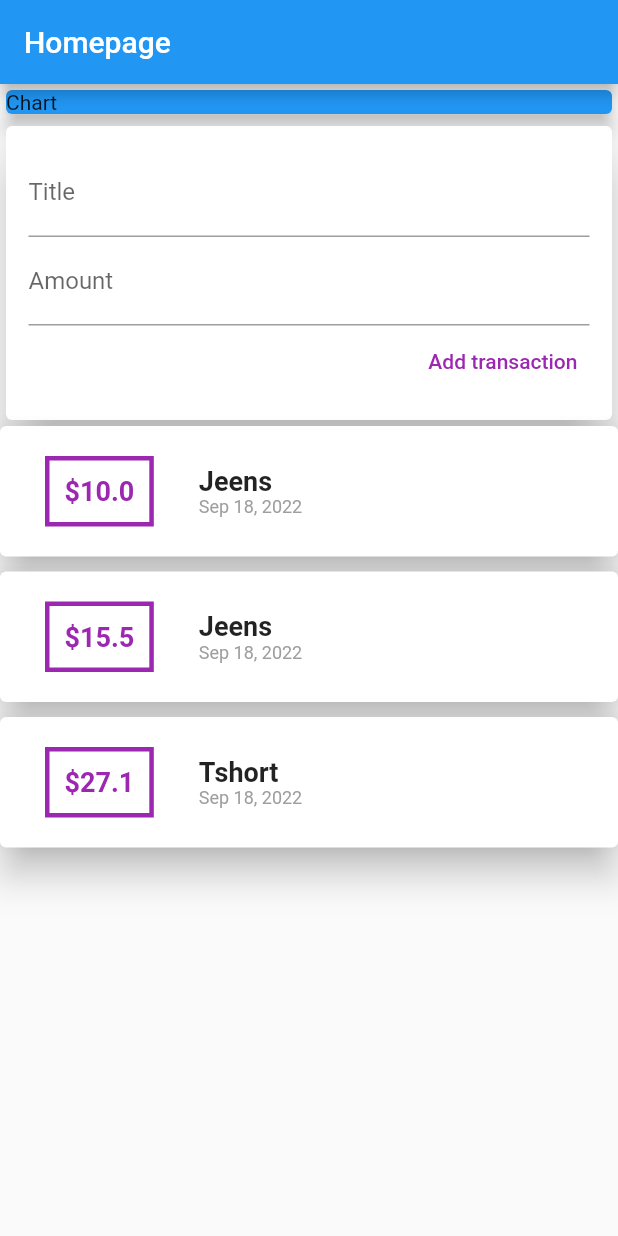
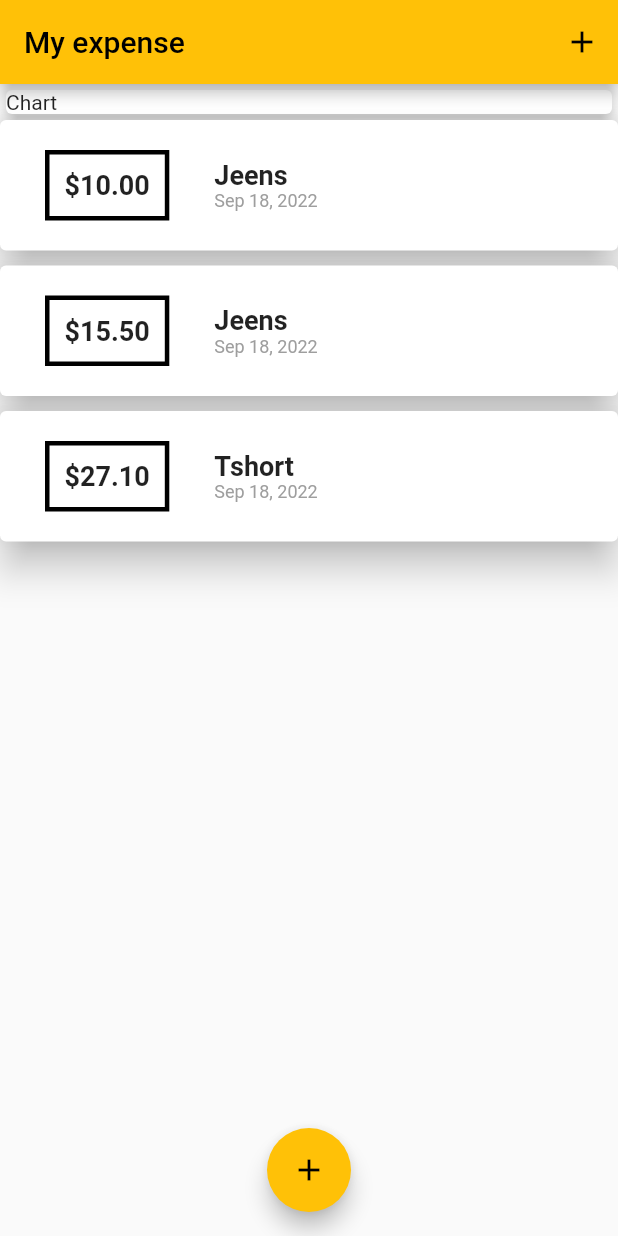
Before and after one commit to vPokladLI/flutter_expense_app, a Flutter app: the screen it shows after launch, on a phone screen of 412 x 824 dp. Run offline on Flutter 3.47's test engine with Material 2 defaults, Android fonts, the phone set to English and light mode, and no system bars; missing offline and left inert: xid.

```diff
--- a/lib/homaPage.dart
+++ b/lib/homaPage.dart
@@ -1,12 +1,47 @@
 import 'package:flutter/material.dart';
-import '../widgets/userTransactions.dart';
 
-class MyHomePage extends StatelessWidget {
+import './models/transaction.dart';
+
+import './ui/addTransactionForm.dart';
+import './ui/transactionCard.dart';
+
+class MyHomePage extends StatefulWidget {
+  @override
+  State<MyHomePage> createState() => _MyHomePageState();
+}
+
+class _MyHomePageState extends State<MyHomePage> {
+  final List<Transaction> userTransactions = [
+    Transaction(title: 'Jeens', value: 10.00, date: DateTime.now()),
+    Transaction(title: 'Jeens', value: 15.50, date: DateTime.now()),
+    Transaction(title: 'Tshort', value: 27.10, date: DateTime.now()),
+  ];
+  void addTransaction(String title, double value) {
+    setState(() {
+      userTransactions
+          .add(Transaction(title: title, value: value, date: DateTime.now()));
+    });
+  }
+
+  void _startAddNewTransaction(ctx) {
+    showModalBottomSheet<void>(
+      context: context,
+      builder: (BuildContext context) {
+        return AddTransactionForm(onSubmit: addTransaction);
+      },
+    );
+  }
+
   @override
   Widget build(BuildContext context) {
     return Scaffold(
       appBar: AppBar(
-        title: Text('Homepage'),
+        actions: [
+          IconButton(
+              onPressed: () => _startAddNewTransaction(context),
+              icon: Icon(Icons.add))
+        ],
+        title: Text('My expense'),
       ),
       body: SingleChildScrollView(
         child: Column(
@@ -14,15 +49,26 @@ class MyHomePage extends StatelessWidget {
             Container(
               width: double.infinity,
               child: Card(
-                color: Colors.blue,
                 elevation: 5,
                 child: Text('Chart'),
               ),
             ),
-            UserTransaction(),
+            Container(
+              height: 550,
+              child: ListView.builder(
+                itemCount: userTransactions.length,
+                itemBuilder: (context, index) {
+                  return TransactionCard(userTransactions[index]);
+                },
+              ),
+            ),
           ],
         ),
       ),
+      floatingActionButtonLocation: FloatingActionButtonLocation.centerFloat,
+      floatingActionButton: FloatingActionButton(
+          child: Icon(Icons.add),
+          onPressed: () => _startAddNewTransaction(context)),
     );
   }
 }
--- a/lib/main.dart
+++ b/lib/main.dart
@@ -12,6 +12,7 @@ class App extends StatelessWidget {
     return MaterialApp(
       title: 'Expense app',
       home: MyHomePage(),
+      theme: ThemeData(primarySwatch: Colors.amber),
     );
   }
 }
--- a/lib/ui/addTransactionForm.dart
+++ b/lib/ui/addTransactionForm.dart
@@ -1,15 +1,29 @@
 import 'package:flutter/material.dart';
 
-class AdTransactionForm extends StatelessWidget {
+class AddTransactionForm extends StatefulWidget {
   final Function onSubmit;
-  AdTransactionForm({Key key, this.onSubmit}) : super(key: key);
+  AddTransactionForm({Key key, this.onSubmit}) : super(key: key);
+
+  @override
+  State<AddTransactionForm> createState() => _AddTransactionFormState();
+}
+
+class _AddTransactionFormState extends State<AddTransactionForm> {
   final titleController = TextEditingController();
+
   final amountController = TextEditingController();
+
   void onsubmitHandler() {
-    onSubmit(titleController.text, amountController.text);
+    String title = titleController.text;
+    double value = double.parse(amountController.text);
+    if (title.isEmpty || value <= 0) {
+      return;
+    }
+    widget.onSubmit(title, value);
     titleController.text = '';
     amountController.text = '';
-    FocusManager.instance.primaryFocus?.unfocus();
+    // FocusManager.instance.primaryFocus?.unfocus();
+    Navigator.of(context).pop();
   }
 
   @override
@@ -24,17 +38,16 @@ class AdTransactionForm extends StatelessWidget {
             TextField(
               controller: titleController,
               decoration: InputDecoration(labelText: 'Title'),
+              onEditingComplete: onsubmitHandler,
             ),
             TextField(
               keyboardType: TextInputType.number,
               controller: amountController,
               decoration: InputDecoration(labelText: 'Amount'),
+              onEditingComplete: onsubmitHandler,
             ),
             TextButton(
               onPressed: onsubmitHandler,
-              style: ButtonStyle(
-                  overlayColor: MaterialStatePropertyAll(Colors.purple[100]),
-                  foregroundColor: MaterialStatePropertyAll(Colors.purple)),
               child: Text('Add transaction'),
             ),
           ],
--- a/lib/ui/transactionCard.dart
+++ b/lib/ui/transactionCard.dart
@@ -17,14 +17,13 @@ class TransactionCard extends StatelessWidget {
           Container(
             padding: EdgeInsets.symmetric(vertical: 10, horizontal: 10),
             decoration: BoxDecoration(
-                border: Border.all(width: 3, color: Colors.purple)),
+                border: Border.all(
+              width: 3,
+            )),
             margin: EdgeInsets.symmetric(vertical: 20, horizontal: 30),
             child: Text(
-              '\$${tx.value}',
-              style: TextStyle(
-                  color: Colors.purple,
-                  fontWeight: FontWeight.bold,
-                  fontSize: 18),
+              '\$${tx.value.toStringAsFixed(2)}',
+              style: TextStyle(fontWeight: FontWeight.bold, fontSize: 18),
             ),
           ),
           Column(
--- a/lib/widgets/userTransactions.dart
+++ /dev/null
@@ -1,47 +0,0 @@
-import 'package:flutter/material.dart';
-
-import '../ui/addTransactionForm.dart';
-import '../ui/transactionCard.dart';
-import '../models/transaction.dart';
-
-class UserTransaction extends StatefulWidget {
-  UserTransaction({Key key}) : super(key: key);
-
-  @override
-  State<UserTransaction> createState() => _UserTransactionState();
-}
-
-class _UserTransactionState extends State<UserTransaction> {
-  final List<Transaction> _userTransactions = [
-    Transaction(title: 'Jeens', value: 10.00, date: DateTime.now()),
-    Transaction(title: 'Jeens', value: 15.50, date: DateTime.now()),
-    Transaction(title: 'Tshort', value: 27.10, date: DateTime.now()),
-  ];
-  void _addTransaction(String title, String value) {
-    setState(() {
-      _userTransactions.add(Transaction(
-          title: title, value: double.parse(value), date: DateTime.now()));
-    });
-  }
-
-  @override
-  Widget build(BuildContext context) {
-    return Column(
-      children: [
-        AdTransactionForm(onSubmit: _addTransaction),
-        Container(
-          height: 400,
-          child: SingleChildScrollView(
-            child: Column(
-              children: _userTransactions
-                  .map(
-                    (e) => TransactionCard(e),
-                  )
-                  .toList(),
-            ),
-          ),
-        ),
-      ],
-    );
-  }
-}
```
